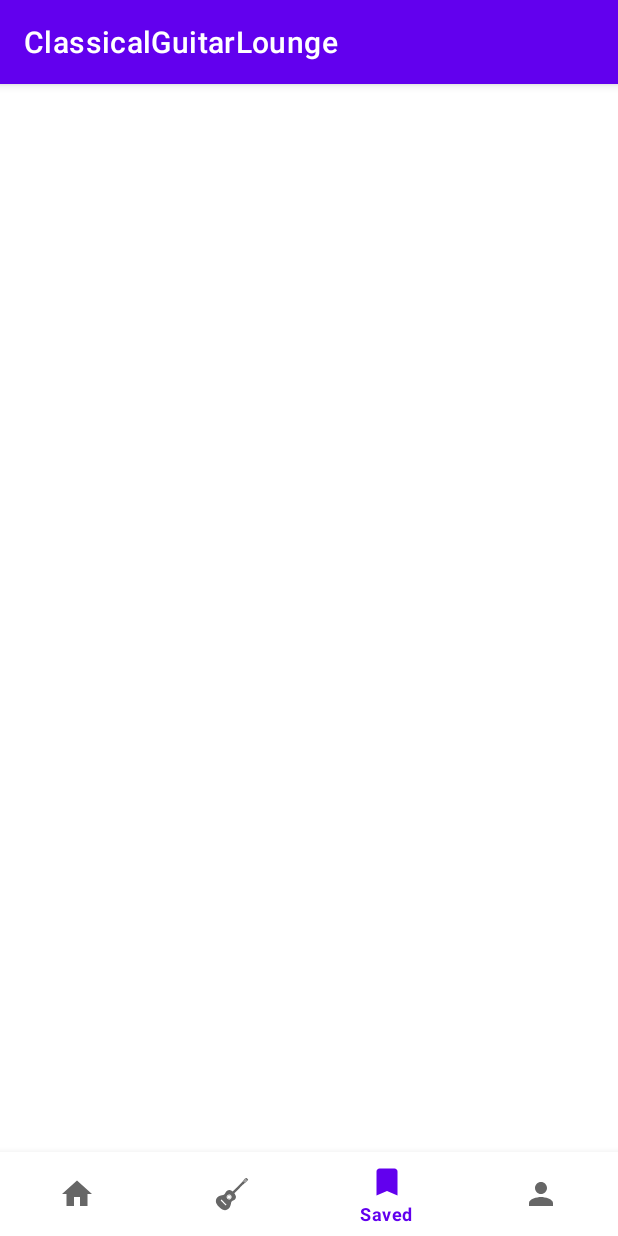
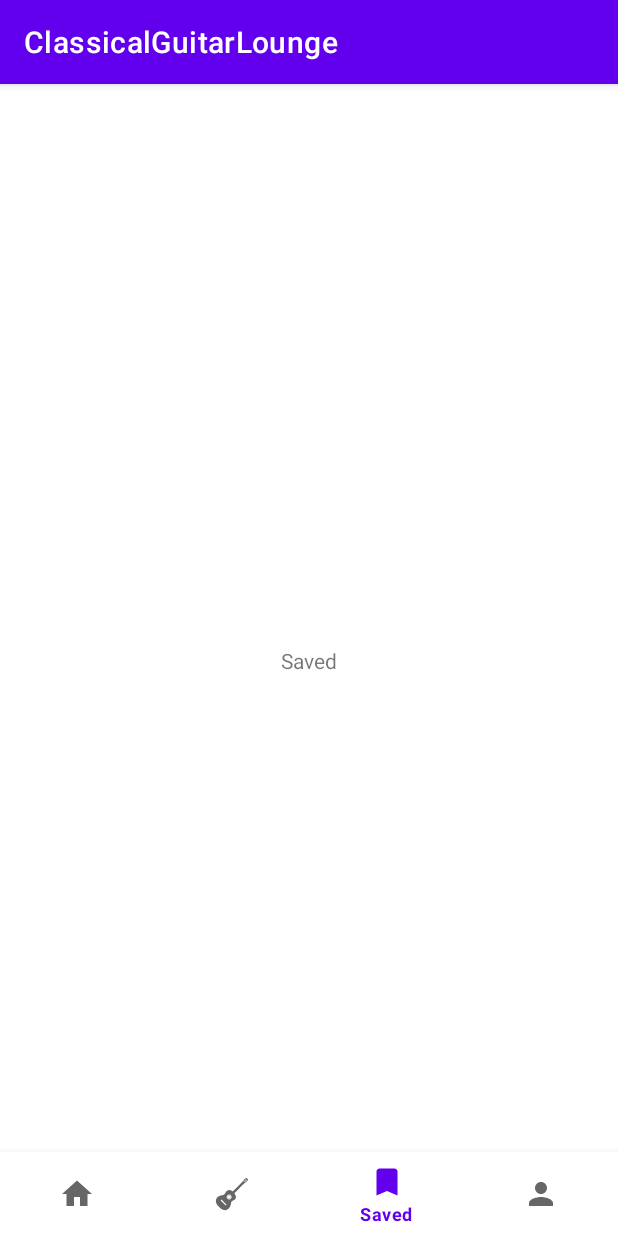
Before and after one commit to theapphideaway/ClassicalGuitarLounge, an Android app: the screen it shows after launch (MainActivity), item 3 of the bottom bar chosen, on a phone screen of 412 x 824 dp. Run offline under Robolectric (Android 15) with nearby library versions, the phone set to English and light mode, and no system bars.

Commit message:
Added main child fragments for bottom nav

```diff
--- a/app/src/main/java/com/example/classicalguitarlounge/HomeFragment.kt
+++ b/app/src/main/java/com/example/classicalguitarlounge/HomeFragment.kt
@@ -1,15 +1,14 @@
 package com.example.classicalguitarlounge
 
-import android.content.res.ColorStateList
-import android.graphics.Color
 import android.os.Bundle
 import androidx.fragment.app.Fragment
 import android.view.LayoutInflater
-import android.view.MenuItem
 import android.view.View
 import android.view.ViewGroup
 import android.widget.Toast
-import com.google.android.material.bottomnavigation.BottomNavigationItemView
+import com.example.classicalguitarlounge.guitars.GuitarsFragment
+import com.example.classicalguitarlounge.posts.PostsFragment
+import com.example.classicalguitarlounge.saved.SavedFragment
 import com.google.android.material.bottomnavigation.BottomNavigationView
 
 class HomeFragment : Fragment() {
@@ -19,19 +18,19 @@ class HomeFragment : Fragment() {
     private val onNavigationItemSelectedListener = BottomNavigationView.OnNavigationItemSelectedListener { item ->
         when(item.itemId){
             R.id.action_home -> {
-                Toast.makeText(requireContext(), "Home", Toast.LENGTH_LONG).show()
+                navigate(PostsFragment())
                 return@OnNavigationItemSelectedListener true
             }
             R.id.action_guitars -> {
-                Toast.makeText(requireContext(), "Guitars", Toast.LENGTH_LONG).show()
+                navigate(GuitarsFragment())
                 return@OnNavigationItemSelectedListener true
             }
             R.id.action_saved -> {
-                Toast.makeText(requireContext(), "Saved", Toast.LENGTH_LONG).show()
+                navigate(SavedFragment())
                 return@OnNavigationItemSelectedListener true
             }
             R.id.action_profile -> {
-                Toast.makeText(requireContext(), "Profile", Toast.LENGTH_LONG).show()
+                navigate(PostsFragment())
                 return@OnNavigationItemSelectedListener true
             }
         }
@@ -45,6 +44,13 @@ class HomeFragment : Fragment() {
         return inflater.inflate(R.layout.fragment_home, container, false).apply{
             mainBottomNav = findViewById(R.id.main_bottom_nav_bnv)
             mainBottomNav.setOnNavigationItemSelectedListener(onNavigationItemSelectedListener)
+            navigate(PostsFragment())
         }
     }
+
+    private fun navigate(fragment: Fragment){
+        requireActivity().supportFragmentManager.beginTransaction()
+            .replace(R.id.main_fragment_container, fragment)
+            .commit()
+    }
 }
--- /dev/null
+++ b/app/src/main/java/com/example/classicalguitarlounge/posts/PostsFragment.kt
@@ -0,0 +1,20 @@
+package com.example.classicalguitarlounge.posts
+
+import android.os.Bundle
+import androidx.fragment.app.Fragment
+import android.view.LayoutInflater
+import android.view.View
+import android.view.ViewGroup
+import com.example.classicalguitarlounge.R
+
+
+class PostsFragment : Fragment() {
+
+    override fun onCreateView(
+        inflater: LayoutInflater, container: ViewGroup?,
+        savedInstanceState: Bundle?
+    ): View? {
+        // Inflate the layout for this fragment
+        return inflater.inflate(R.layout.fragment_posts, container, false)
+    }
+}
--- /dev/null
+++ b/app/src/main/java/com/example/classicalguitarlounge/saved/SavedFragment.kt
@@ -0,0 +1,19 @@
+package com.example.classicalguitarlounge.saved
+
+import android.os.Bundle
+import androidx.fragment.app.Fragment
+import android.view.LayoutInflater
+import android.view.View
+import android.view.ViewGroup
+import com.example.classicalguitarlounge.R
+
+
+class SavedFragment : Fragment() {
+    override fun onCreateView(
+        inflater: LayoutInflater, container: ViewGroup?,
+        savedInstanceState: Bundle?
+    ): View? {
+        // Inflate the layout for this fragment
+        return inflater.inflate(R.layout.fragment_saved, container, false)
+    }
+}
--- /dev/null
+++ b/app/src/main/res/layout/fragment_saved.xml
@@ -0,0 +1,23 @@
+<?xml version="1.0" encoding="utf-8"?>
+<FrameLayout xmlns:android="http://schemas.android.com/apk/res/android"
+    xmlns:app="http://schemas.android.com/apk/res-auto"
+    xmlns:tools="http://schemas.android.com/tools"
+    android:layout_width="match_parent"
+    android:layout_height="match_parent"
+    tools:context=".saved.SavedFragment">
+
+    <androidx.constraintlayout.widget.ConstraintLayout
+        android:layout_width="match_parent"
+        android:layout_height="match_parent">
+
+        <TextView
+            android:id="@+id/textView3"
+            android:layout_width="wrap_content"
+            android:layout_height="wrap_content"
+            android:text="@string/saved"
+            app:layout_constraintBottom_toBottomOf="parent"
+            app:layout_constraintEnd_toEndOf="parent"
+            app:layout_constraintStart_toStartOf="parent"
+            app:layout_constraintTop_toTopOf="parent" />
+    </androidx.constraintlayout.widget.ConstraintLayout>
+</FrameLayout>
```
Also changed, not shown: app/src/main/java/com/example/classicalguitarlounge/guitars/GuitarsFragment.kt (added, +17 -0 lines), app/src/main/java/com/example/classicalguitarlounge/profile/ProfileFragment.kt (added, +18 -0 lines), app/src/main/res/layout/fragment_guitars.xml (added, +23 -0 lines), app/src/main/res/layout/fragment_posts.xml (added, +23 -0 lines), app/src/main/res/layout/fragment_profile.xml (added, +23 -0 lines).
